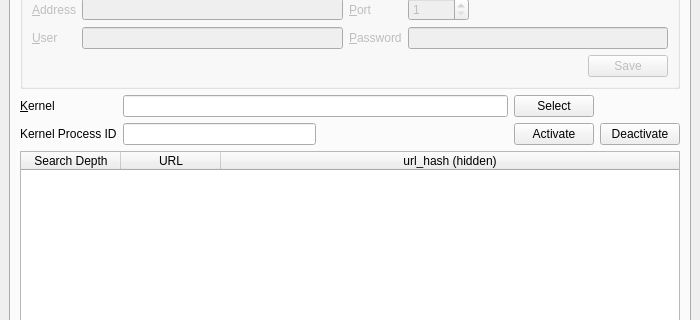
Old version of the form UI/pandemonium.ui in the repository nurfalie/pandamonium; both pictures show x 0 to 700 and y 122 to 442 of the 700 by 600 pixel window.
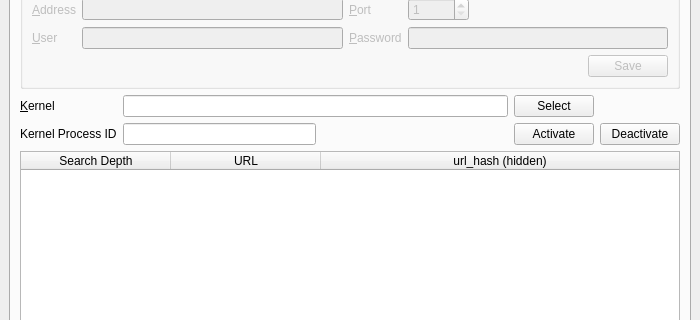
New version of the form.

Commit message: Column widths.

Diff of the .ui file:
```diff
--- a/UI/pandemonium.ui
+++ b/UI/pandemonium.ui
@@ -259,6 +259,9 @@
           <property name="horizontalScrollMode">
            <enum>QAbstractItemView::ScrollPerPixel</enum>
           </property>
+          <attribute name="horizontalHeaderMinimumSectionSize">
+           <number>150</number>
+          </attribute>
           <attribute name="horizontalHeaderStretchLastSection">
            <bool>true</bool>
           </attribute>
```
Left out of the diff: 5 changed lines with no effect on the pictures.
